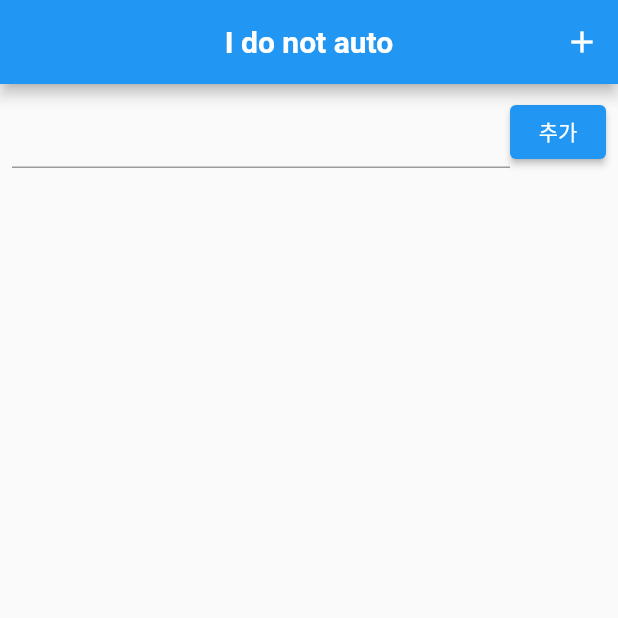
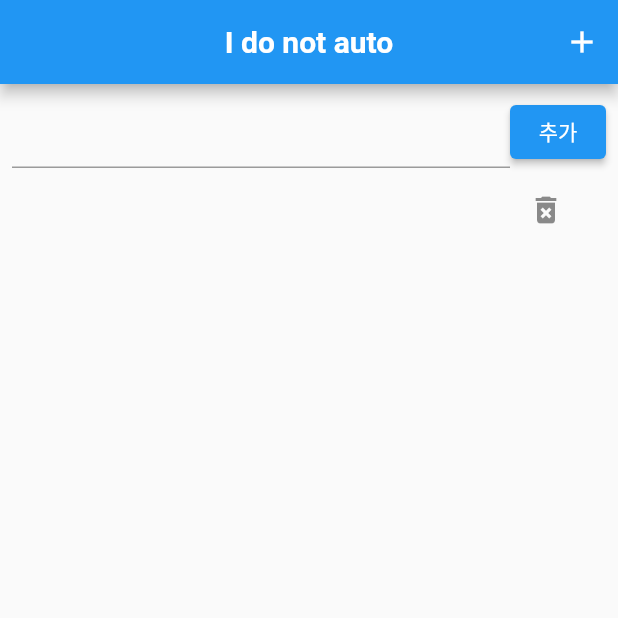
Before and after one commit to oungkee/lotto, a Flutter app: the screen it shows after launch, item 4 of the bottom bar chosen, after a tap on "추가", on a phone screen of 412 x 824 dp, the top half of it. Run offline on Flutter 3.47's test engine with Material 2 defaults, Android fonts, the phone set to English and light mode, and no system bars; drawn by our look-alikes of flutter_easyloading; our stand-ins replace carousel_slider, hive, lottie, shared_preferences; missing offline and left inert: shared_preferences_web; accounts and stored records are empty; network calls fail.

```diff
--- a/lib/history.dart
+++ b/lib/history.dart
@@ -20,7 +20,31 @@ class _historyState extends State<history> {
     super.dispose();
   }
 
+  // 할 일 추가 메서드
+  void _addTodo(Todo todo) {
+    setState(() {
+      _items.add(todo);
+      _todoContoller.text = ''; //할 일 입력 필드를 비움.
+    });
+  }
+
+  // 할 일 삭제 메서드
+  void _deleteTodo(Todo todo) {
+    setState(() {
+      _items.remove(todo);
+    });
+  }
+
+  // 할 일 완료/미완료 메서드
+  void _toggleTodo(Todo todo) {
+    setState(() {
+      //isDone 프로퍼티값을 변경하고 setState() 함수로 UI를 다시 그리는 메서스들입니다.
+      todo.isDone = !todo.isDone;
+    });
+  }
+
   @override
+  // build 메서드
   Widget build(BuildContext context) {
     return Padding(
       padding: const EdgeInsets.all(8.0),
@@ -35,7 +59,9 @@ class _historyState extends State<history> {
                 ),
               ),
               ElevatedButton(
-                onPressed: () {},
+                onPressed: () {
+                  _addTodo(Todo(_todoContoller.text));
+                },
                 child: const Text('추가'),
               ),
             ],
@@ -43,7 +69,7 @@ class _historyState extends State<history> {
           //Expanded 로 묶어야 위의 Row 열 이외의 항목은 화면을 가득 채운다.
           Expanded(
             child: ListView(
-              children: [],
+              children: _items.map((todo) => _buildItemWidget(todo)).toList(),
             ),
           )
         ],
@@ -51,21 +77,34 @@ class _historyState extends State<history> {
     );
   }
 
-//   //할일 객체를 ListTile 형태로 변경하는 메서드(함수) (Todo todo) 와 같이 클래스를 상속받아 사용할 수 있다.
-//   _buildItemWidget(Todo todo) {
-//     return ListTile(
-//       //클릭 시 완료/취소되도록 수정.
-//       onTap: () {},
-//       title: Text(
-//         // 할 일
-//         todo.title,
-//         // 완료일 때는 스타일 적용
-//         // style: todo.isDone?TextStyle(
-//         //
-//         // ),
-//       ),
-//     );
-//   }
+  //할일 객체를 ListTile 형태로 변경하는 메서드(함수) (Todo todo) 와 같이 클래스를 상속받아 사용할 수 있다.
+  Widget _buildItemWidget(Todo todo) {
+    return ListTile(
+        //클릭 시 완료/취소되도록 수정.
+        onTap: () {
+          _toggleTodo(todo); // 완료/미완료 메서드 실행.
+        },
+        title: Text(
+          // 할 일
+          todo.title,
+          // 완료일 때는 스타일 적용
+          style: todo.isDone
+              ? const TextStyle(
+                  decoration: TextDecoration.lineThrough, //완료되면 취소선
+                  fontStyle: FontStyle.italic, //이탤릭체
+                )
+              // 완료되지 않았다면 style 변경은 없다.
+              : null,
+        ),
+        trailing: IconButton(
+          // 리스트 타일의 아이콘 버튼
+          //리스트타일에 사용
+          icon: const Icon(Icons.delete_forever), //휴지통 아이콘
+          onPressed: () {
+            _deleteTodo(todo); // 삭제 메서드 실행.
+          }, //쓰레기통 클릭 시 삭제되도록.
+        ));
+  }
 }
 
 //할일 클래스
```
Also changed, not shown: pubspec.yaml (+9 -5 lines), pubspec.lock, 3 other files.
